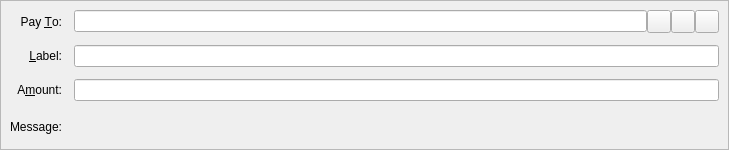
The window that src/qt/forms/sendcoinsentry.ui (fartcoin-project/fartcoin) describes before a commit, drawn with Qt 5.
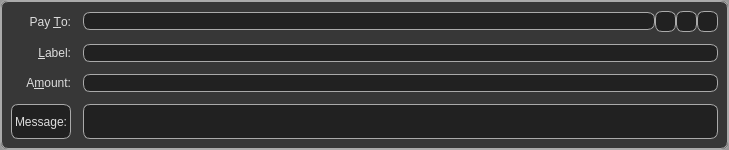
The same window after the commit. Icons and pictures are not drawn. Custom widgets are drawn as their Qt base class.

Commit message: wallet design update

The edit to the form file:
```diff
--- a/src/qt/forms/sendcoinsentry.ui
+++ b/src/qt/forms/sendcoinsentry.ui
@@ -2,6 +2,10 @@
 <ui version="4.0">
  <class>SendCoinsEntry</class>
  <widget class="QStackedWidget" name="SendCoinsEntry">
+<!-- Set the background to 0% with no-border -->
+            <property name="styleSheet">
+             <string notr="true"> background-color: rgba(0, 0, 0, 40%); border-radius: 7px; border: 1px solid #AAAAAA; color: #DDDDDD; </string>
+            </property>
   <property name="geometry">
    <rect>
     <x>0</x>
@@ -32,6 +36,10 @@
     </property>
     <item row="0" column="0">
      <widget class="QLabel" name="payToLabel">
+<!-- Set the background to 0% with no-border -->
+            <property name="styleSheet">
+             <string notr="true"> background-color: rgba(0, 0, 0, 0%); border: 0px; color: #DDDDDD; </string>
+	    </property>
       <property name="text">
        <string>Pay &amp;To:</string>
       </property>
@@ -107,6 +115,10 @@
     </item>
     <item row="1" column="0">
      <widget class="QLabel" name="labellLabel">
+<!-- Set the background to 0% with no-border -->
+            <property name="styleSheet">
+             <string notr="true"> background-color: rgba(0, 0, 0, 0%); border: 0px; color: #DDDDDD; </string>
+	    </property>
       <property name="text">
        <string>&amp;Label:</string>
       </property>
@@ -127,6 +139,10 @@
     </item>
     <item row="2" column="0">
      <widget class="QLabel" name="amountLabel">
+<!-- Set the background to 0% with no-border -->
+            <property name="styleSheet">
+             <string notr="true"> background-color: rgba(0, 0, 0, 0%); border: 0px; color: #DDDDDD; </string>
+	    </property>
       <property name="text">
        <string>A&amp;mount:</string>
       </property>
```
Left out of the diff: 7 changed lines with no effect on the pictures. The commit also changes 7 other files.
